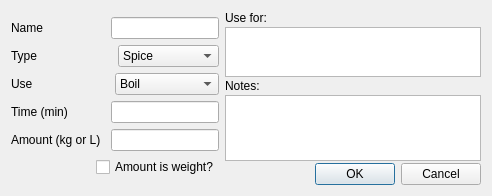
The window that miscEditor.ui (Brewtarget/brewtarget) describes before a commit, drawn with Qt 5.
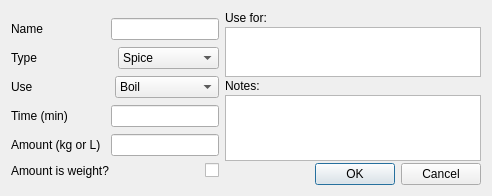
The same window after the commit.

Patch:
```diff
--- a/miscEditor.ui
+++ b/miscEditor.ui
@@ -244,17 +244,20 @@
      <item>
       <layout class="QHBoxLayout" name="horizontalLayout_6" >
        <item>
-        <spacer name="horizontalSpacer" >
-         <property name="orientation" >
-          <enum>Qt::Horizontal</enum>
+        <widget class="QLabel" name="label_8" >
+         <property name="sizePolicy" >
+          <sizepolicy vsizetype="Preferred" hsizetype="Expanding" >
+           <horstretch>0</horstretch>
+           <verstretch>0</verstretch>
+          </sizepolicy>
          </property>
-         <property name="sizeHint" stdset="0" >
-          <size>
-           <width>40</width>
-           <height>0</height>
-          </size>
+         <property name="toolTip" >
+          <string>Check it if the amount listed is in kg instead of L.</string>
          </property>
-        </spacer>
+         <property name="text" >
+          <string>Amount is weight?</string>
+         </property>
+        </widget>
        </item>
        <item>
         <widget class="QCheckBox" name="checkBox_isWeight" >
@@ -265,7 +268,7 @@
           </sizepolicy>
          </property>
          <property name="text" >
-          <string>Amount is weight?</string>
+          <string/>
          </property>
         </widget>
        </item>
```
